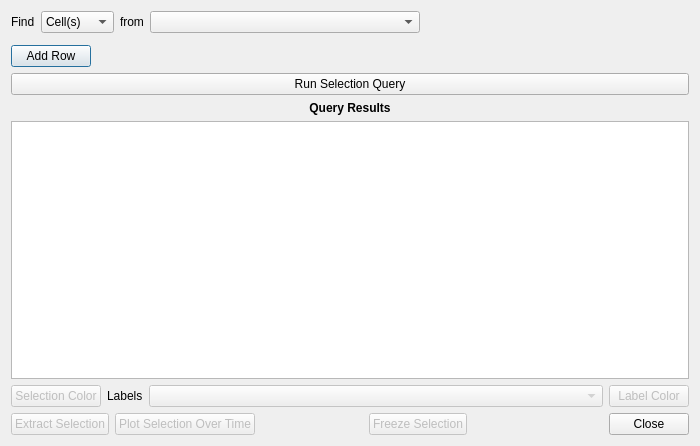
Qt form Qt/Components/Resources/UI/pqQueryDialog.ui (Kitware/ParaView) before a commit.
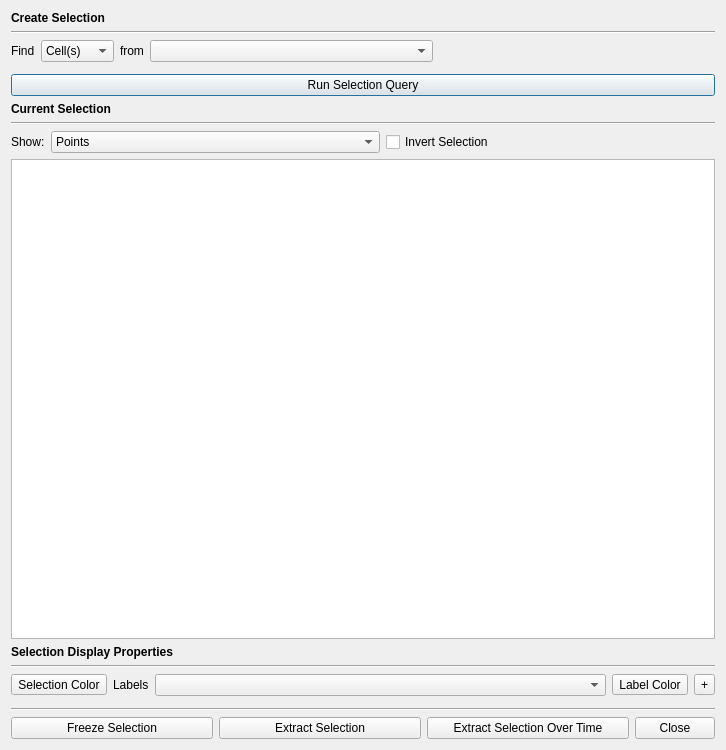
The same form after that commit. Icons and pictures are not drawn. Custom widgets are drawn as their Qt base class.

```diff
--- a/Qt/Components/Resources/UI/pqQueryDialog.ui
+++ b/Qt/Components/Resources/UI/pqQueryDialog.ui
@@ -6,14 +6,34 @@
    <rect>
     <x>0</x>
     <y>0</y>
-    <width>700</width>
-    <height>446</height>
+    <width>726</width>
+    <height>750</height>
    </rect>
   </property>
   <property name="windowTitle">
    <string>Find Data</string>
   </property>
-  <layout class="QVBoxLayout" name="verticalLayout" stretch="0,0,0,0,0,1,0,0">
+  <layout class="QVBoxLayout" name="verticalLayout">
+   <item>
+    <widget class="QLabel" name="label_5">
+     <property name="font">
+      <font>
+       <weight>75</weight>
+       <bold>true</bold>
+      </font>
+     </property>
+     <property name="text">
+      <string>Create Selection</string>
+     </property>
+    </widget>
+   </item>
+   <item>
+    <widget class="Line" name="line">
+     <property name="orientation">
+      <enum>Qt::Horizontal</enum>
+     </property>
+    </widget>
+   </item>
    <item>
     <layout class="QHBoxLayout" name="horizontalLayout_2">
      <item>
@@ -100,43 +120,6 @@
      </property>
     </widget>
    </item>
-   <item>
-    <layout class="QHBoxLayout" name="horizontalLayout_4">
-     <item>
-      <widget class="QPushButton" name="addRow">
-       <property name="text">
-        <string>Add Row</string>
-       </property>
-      </widget>
-     </item>
-     <item>
-      <spacer name="horizontalSpacer_2">
-       <property name="orientation">
-        <enum>Qt::Horizontal</enum>
-       </property>
-       <property name="sizeHint" stdset="0">
-        <size>
-         <width>40</width>
-         <height>20</height>
-        </size>
-       </property>
-      </spacer>
-     </item>
-     <item>
-      <spacer name="horizontalSpacer_3">
-       <property name="orientation">
-        <enum>Qt::Horizontal</enum>
-       </property>
-       <property name="sizeHint" stdset="0">
-        <size>
-         <width>40</width>
-         <height>20</height>
-        </size>
-       </property>
-      </spacer>
-     </item>
-    </layout>
-   </item>
    <item>
     <widget class="QPushButton" name="runQuery">
      <property name="text">
@@ -145,23 +128,67 @@
     </widget>
    </item>
    <item>
-    <widget class="QLabel" name="label_3">
+    <widget class="QLabel" name="currentSelectionLabel">
+     <property name="font">
+      <font>
+       <weight>75</weight>
+       <bold>true</bold>
+      </font>
+     </property>
      <property name="text">
-      <string>&lt;!DOCTYPE HTML PUBLIC &quot;-//W3C//DTD HTML 4.0//EN&quot; &quot;http://www.w3.org/TR/REC-html40/strict.dtd&quot;&gt;
-&lt;html&gt;&lt;head&gt;&lt;meta name=&quot;qrichtext&quot; content=&quot;1&quot; /&gt;&lt;style type=&quot;text/css&quot;&gt;
-p, li { white-space: pre-wrap; }
-&lt;/style&gt;&lt;/head&gt;&lt;body style=&quot; font-family:'Helvetica'; font-size:9pt; font-weight:400; font-style:normal;&quot;&gt;
-&lt;table style=&quot;-qt-table-type: root; margin-top:4px; margin-bottom:4px; margin-left:4px; margin-right:4px;&quot;&gt;
-&lt;tr&gt;
-&lt;td style=&quot;border: none;&quot;&gt;
-&lt;p align=&quot;center&quot; style=&quot; margin-top:0px; margin-bottom:0px; margin-left:0px; margin-right:0px; -qt-block-indent:0; text-indent:0px;&quot;&gt;&lt;span style=&quot; font-weight:600;&quot;&gt;Query Results&lt;/span&gt;&lt;/p&gt;&lt;/td&gt;&lt;/tr&gt;&lt;/table&gt;&lt;/body&gt;&lt;/html&gt;</string>
+      <string>Current Selection</string>
      </property>
     </widget>
    </item>
+   <item>
+    <widget class="Line" name="line_2">
+     <property name="orientation">
+      <enum>Qt::Horizontal</enum>
+     </property>
+    </widget>
+   </item>
+   <item>
+    <layout class="QHBoxLayout" name="horizontalLayout_4">
+     <item>
+      <widget class="QLabel" name="label_6">
+       <property name="sizePolicy">
+        <sizepolicy hsizetype="Maximum" vsizetype="Preferred">
+         <horstretch>0</horstretch>
+         <verstretch>0</verstretch>
+        </sizepolicy>
+       </property>
+       <property name="text">
+        <string>Show:</string>
+       </property>
+      </widget>
+     </item>
+     <item>
+      <widget class="QComboBox" name="showTypeComboBox">
+       <item>
+        <property name="text">
+         <string>Points</string>
+        </property>
+       </item>
+       <item>
+        <property name="text">
+         <string>Cells</string>
+        </property>
+       </item>
+      </widget>
+     </item>
+     <item>
+      <widget class="QCheckBox" name="invertSelectionCheckBox">
+       <property name="text">
+        <string>Invert Selection</string>
+       </property>
+      </widget>
+     </item>
+    </layout>
+   </item>
    <item>
     <widget class="pqSpreadSheetViewWidget" name="spreadsheet">
      <property name="sizePolicy">
-      <sizepolicy hsizetype="Preferred" vsizetype="Expanding">
+      <sizepolicy hsizetype="Preferred" vsizetype="MinimumExpanding">
        <horstretch>0</horstretch>
        <verstretch>0</verstretch>
       </sizepolicy>
@@ -179,7 +206,30 @@
       <bool>true</bool>
      </property>
      <property name="selectionMode">
-      <enum>QAbstractItemView::NoSelection</enum>
+      <enum>QAbstractItemView::ExtendedSelection</enum>
+     </property>
+     <property name="selectionBehavior">
+      <enum>QAbstractItemView::SelectRows</enum>
+     </property>
+    </widget>
+   </item>
+   <item>
+    <widget class="QLabel" name="label_3">
+     <property name="font">
+      <font>
+       <weight>75</weight>
+       <bold>true</bold>
+      </font>
+     </property>
+     <property name="text">
+      <string>Selection Display Properties</string>
+     </property>
+    </widget>
+   </item>
+   <item>
+    <widget class="Line" name="line_3">
+     <property name="orientation">
+      <enum>Qt::Horizontal</enum>
      </property>
     </widget>
    </item>
@@ -188,7 +238,7 @@
      <item>
       <widget class="pqColorChooserButton" name="selectionColor">
        <property name="enabled">
-        <bool>false</bool>
+        <bool>true</bool>
        </property>
        <property name="text">
         <string>Selection Color</string>
@@ -207,7 +257,7 @@
        <item>
         <widget class="QComboBox" name="labels">
          <property name="enabled">
-          <bool>false</bool>
+          <bool>true</bool>
          </property>
         </widget>
        </item>
@@ -216,21 +266,79 @@
      <item>
       <widget class="pqColorChooserButton" name="labelColor">
        <property name="enabled">
-        <bool>false</bool>
+        <bool>true</bool>
        </property>
        <property name="text">
         <string>Label Color</string>
        </property>
       </widget>
      </item>
+     <item>
+      <widget class="QToolButton" name="showDisplayPropertiesButton">
+       <property name="text">
+        <string>+</string>
+       </property>
+       <property name="icon">
+        <iconset resource="../pqComponents.qrc">
+         <normaloff>:/pqWidgets/Icons/pqAdvanced26.png</normaloff>:/pqWidgets/Icons/pqAdvanced26.png</iconset>
+       </property>
+       <property name="checkable">
+        <bool>true</bool>
+       </property>
+      </widget>
+     </item>
     </layout>
    </item>
+   <item>
+    <widget class="QFrame" name="fontPropertiesFrame">
+     <property name="frameShape">
+      <enum>QFrame::NoFrame</enum>
+     </property>
+     <property name="frameShadow">
+      <enum>QFrame::Plain</enum>
+     </property>
+     <widget class="QWidget" name="verticalLayoutWidget">
+      <property name="geometry">
+       <rect>
+        <x>360</x>
+        <y>0</y>
+        <width>160</width>
+        <height>80</height>
+       </rect>
+      </property>
+      <layout class="QVBoxLayout" name="fontPropertiesLayout"/>
+     </widget>
+    </widget>
+   </item>
+   <item>
+    <widget class="Line" name="line_4">
+     <property name="orientation">
+      <enum>Qt::Horizontal</enum>
+     </property>
+    </widget>
+   </item>
    <item>
     <layout class="QHBoxLayout" name="horizontalLayout_3">
+     <item>
+      <widget class="QPushButton" name="freezeSelection">
+       <property name="enabled">
+        <bool>true</bool>
+       </property>
+       <property name="sizePolicy">
+        <sizepolicy hsizetype="Minimum" vsizetype="Fixed">
+         <horstretch>0</horstretch>
+         <verstretch>0</verstretch>
+        </sizepolicy>
+       </property>
+       <property name="text">
+        <string>Freeze Selection</string>
+       </property>
+      </widget>
+     </item>
      <item>
       <widget class="QPushButton" name="extractSelection">
        <property name="enabled">
-        <bool>false</bool>
+        <bool>true</bool>
        </property>
        <property name="text">
         <string>Extract Selection</string>
@@ -240,51 +348,21 @@
      <item>
       <widget class="QPushButton" name="extractSelectionOverTime">
        <property name="enabled">
-        <bool>false</bool>
+        <bool>true</bool>
        </property>
        <property name="text">
-        <string>Plot Selection Over Time</string>
+        <string>Extract Selection Over Time</string>
        </property>
       </widget>
      </item>
-     <item>
-      <spacer name="horizontalSpacer_4">
-       <property name="orientation">
-        <enum>Qt::Horizontal</enum>
-       </property>
-       <property name="sizeHint" stdset="0">
-        <size>
-         <width>40</width>
-         <height>20</height>
-        </size>
-       </property>
-      </spacer>
-     </item>
-     <item>
-      <widget class="QPushButton" name="freezeSelection">
-       <property name="enabled">
-        <bool>false</bool>
-       </property>
-       <property name="text">
-        <string>Freeze Selection</string>
-       </property>
-      </widget>
-     </item>
-     <item>
-      <spacer name="horizontalSpacer_5">
-       <property name="orientation">
-        <enum>Qt::Horizontal</enum>
-       </property>
-       <property name="sizeHint" stdset="0">
-        <size>
-         <width>40</width>
-         <height>20</height>
-        </size>
-       </property>
-      </spacer>
-     </item>
      <item>
       <widget class="QDialogButtonBox" name="buttonBox">
+       <property name="sizePolicy">
+        <sizepolicy hsizetype="Maximum" vsizetype="Fixed">
+         <horstretch>0</horstretch>
+         <verstretch>0</verstretch>
+        </sizepolicy>
+       </property>
        <property name="orientation">
         <enum>Qt::Horizontal</enum>
        </property>
@@ -300,7 +378,7 @@
  <customwidgets>
   <customwidget>
    <class>pqColorChooserButton</class>
-   <extends>QPushButton</extends>
+   <extends>QToolButton</extends>
    <header>pqColorChooserButton.h</header>
   </customwidget>
   <customwidget>
```
Left out of the diff: 8 changed lines with no effect on the pictures.
